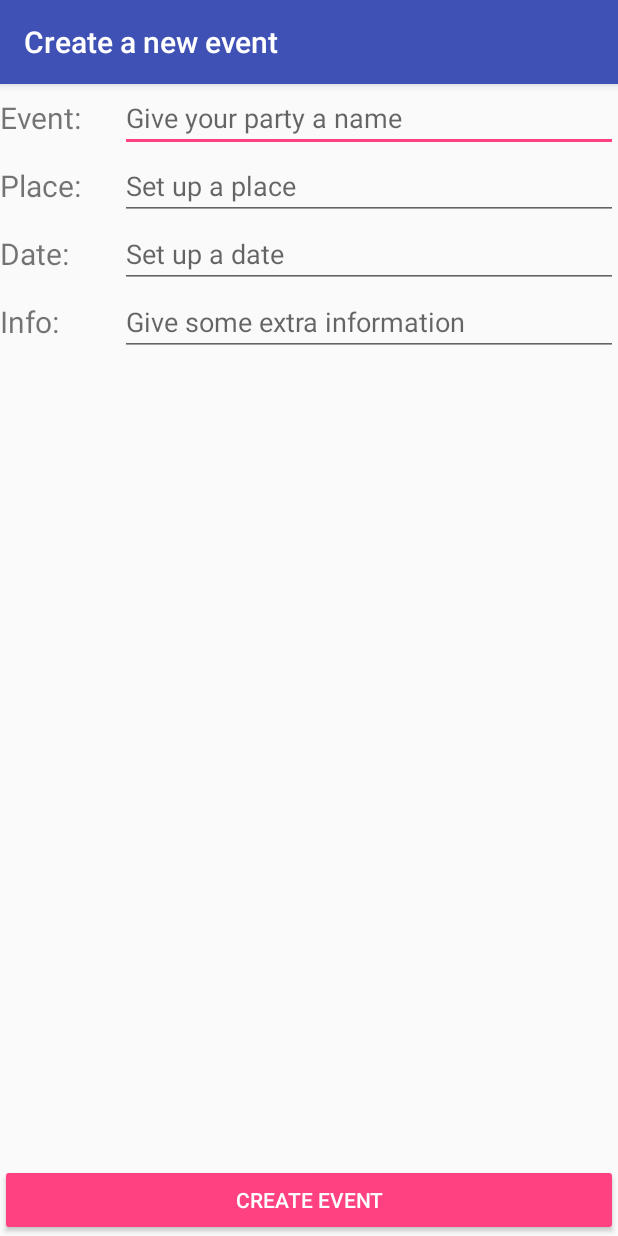
After one commit to tolgasaglik/RedCarpet, an Android app: the PartyActivity screen opened directly, with no data from a screen before it, on a phone screen of 412 x 824 dp. The commit adds this screen. Run offline under Robolectric (Android 15) with nearby library versions, the phone set to English and light mode, and no system bars; our stand-ins replace Firebase (no records; nobody signed in at launch, a user with empty details on screens opened directly); 1 statement that could not run was skipped.

Commit message:
Creating new party with name, place, date and info

```diff
--- a/app/build.gradle
+++ b/app/build.gradle
@@ -34,4 +34,5 @@ dependencies {
 
 
 
+
 apply plugin: 'com.google.gms.google-services'
--- a/app/src/main/AndroidManifest.xml
+++ b/app/src/main/AndroidManifest.xml
@@ -28,7 +28,8 @@
                 <category android:name="android.intent.category.LAUNCHER" />
             </intent-filter>
         </activity>
-        <activity android:name=".Activity.ProfileActivity"></activity>
+        <activity android:name=".Activity.ProfileActivity" />
+        <activity android:name=".Activity.PartyActivity"></activity>
     </application>
 
 </manifest>
--- /dev/null
+++ b/app/src/main/java/com/example/saglik/redcarpetapp/Activity/PartyActivity.java
@@ -0,0 +1,93 @@
+package com.example.saglik.redcarpetapp.Activity;
+
+import android.content.Intent;
+import android.support.v7.app.AppCompatActivity;
+import android.os.Bundle;
+import android.text.TextUtils;
+import android.view.View;
+import android.widget.EditText;
+
+import com.example.saglik.redcarpetapp.Classes.Party;
+import com.example.saglik.redcarpetapp.Classes.User;
+import com.example.saglik.redcarpetapp.Database.DatabaseWriter;
+import com.example.saglik.redcarpetapp.R;
+import com.google.firebase.auth.FirebaseAuth;
+import com.google.firebase.auth.FirebaseUser;
+import com.google.firebase.database.DataSnapshot;
+import com.google.firebase.database.DatabaseError;
+import com.google.firebase.database.DatabaseReference;
+import com.google.firebase.database.FirebaseDatabase;
+import com.google.firebase.database.ValueEventListener;
+
+public class PartyActivity extends AppCompatActivity {
+    private static final String REQUIRED = "REQUIRED";
+    User organizer = new User();
+    Party party = new Party();
+    EditText editText1;
+    EditText editText2;
+    EditText editText3;
+    EditText editText4;
+
+    @Override
+    protected void onCreate(Bundle savedInstanceState) {
+        super.onCreate(savedInstanceState);
+        setContentView(R.layout.activity_party);
+        setTitle("Create a new event");
+
+        setOrganizerName();
+
+
+        editText1 = findViewById(R.id.editText1);
+        editText2 = findViewById(R.id.editText2);
+        editText3 = findViewById(R.id.editText3);
+        editText4 = findViewById(R.id.editText4);
+
+
+    }
+
+    private void setOrganizerName() {
+        FirebaseAuth mAuth = FirebaseAuth.getInstance();
+        FirebaseUser mUser = mAuth.getCurrentUser();
+        String userID = mUser.getUid();
+        DatabaseReference mDatabase = FirebaseDatabase.getInstance().getReference("users"+"/"+userID);
+        mDatabase.addListenerForSingleValueEvent(new ValueEventListener() {
+            @Override
+            public void onDataChange(DataSnapshot dataSnapshot) {
+                organizer = dataSnapshot.getValue(User.class);
+                party.setOrganizer(organizer.getNickname());
+            }
+            @Override
+            public void onCancelled(DatabaseError databaseError) {}
+        });
+    }
+
+    public void createEvent(View view){
+        String partyName = editText1.getText().toString();
+        String partyLocation = editText2.getText().toString();
+        String partyDate = editText3.getText().toString();
+        String partyInfo = editText4.getText().toString();
+        String partyOrganizer = organizer.getNickname();
+        if (TextUtils.isEmpty(partyName)) {
+            editText1.setError(REQUIRED);
+            return;
+        }
+        // Body is required
+        if (TextUtils.isEmpty(partyLocation)) {
+            editText2.setError(REQUIRED);
+            return;
+        }
+        if (TextUtils.isEmpty(partyDate)) {
+            editText3.setError(REQUIRED);
+            return;
+        }
+        if (TextUtils.isEmpty(partyInfo)) {
+            editText4.setError(REQUIRED);
+            return;
+        }
+        party = new Party(partyName, partyLocation, partyDate, partyInfo, partyOrganizer);
+        DatabaseWriter dbWriter = new DatabaseWriter();
+        dbWriter.createParty(party);
+        Intent intent = new Intent(PartyActivity.this,MainActivity.class);
+        startActivity(intent);
+    }
+}
--- /dev/null
+++ b/app/src/main/res/layout/activity_party.xml
@@ -0,0 +1,111 @@
+<?xml version="1.0" encoding="utf-8"?>
+<RelativeLayout xmlns:android="http://schemas.android.com/apk/res/android"
+    xmlns:app="http://schemas.android.com/apk/res-auto"
+    xmlns:tools="http://schemas.android.com/tools"
+    android:layout_width="match_parent"
+    android:layout_height="match_parent"
+    tools:context="com.example.saglik.redcarpetapp.Activity.PartyActivity">
+
+    <TextView
+        android:id="@+id/textView1"
+        android:layout_width="80dp"
+        android:layout_height="wrap_content"
+        android:layout_alignBottom="@id/editText1"
+        android:layout_alignParentStart="true"
+        android:layout_alignParentTop="true"
+        android:gravity="center_vertical"
+        android:text="Event:"
+        android:textSize="20dp" />
+
+    <TextView
+        android:id="@+id/textView2"
+        android:layout_width="wrap_content"
+        android:layout_height="wrap_content"
+        android:layout_alignParentStart="true"
+        android:layout_below="@+id/textView1"
+        android:layout_alignBottom="@id/editText2"
+        android:layout_alignEnd="@+id/textView1"
+        android:gravity="center_vertical"
+        android:text="Place:"
+        android:textSize="20dp" />
+
+    <TextView
+        android:id="@+id/textView3"
+        android:layout_width="wrap_content"
+        android:layout_height="wrap_content"
+        android:layout_alignParentStart="true"
+        android:layout_below="@+id/textView2"
+        android:layout_alignBottom="@id/editText3"
+        android:layout_alignEnd="@+id/textView1"
+        android:gravity="center_vertical"
+        android:text="Date:"
+        android:textSize="20dp" />
+
+    <TextView
+        android:id="@+id/textView4"
+        android:layout_width="wrap_content"
+        android:layout_height="wrap_content"
+        android:layout_alignParentStart="true"
+        android:layout_below="@+id/textView3"
+        android:layout_alignBottom="@id/editText4"
+        android:layout_alignEnd="@+id/textView1"
+        android:gravity="center_vertical"
+        android:text="Info:"
+        android:textSize="20dp" />
+
+    <EditText
+        android:id="@+id/editText1"
+        android:layout_width="wrap_content"
+        android:layout_height="wrap_content"
+        android:layout_alignParentEnd="true"
+        android:layout_alignParentTop="true"
+        android:layout_toEndOf="@+id/textView1"
+        android:ems="10"
+        android:inputType="textPersonName"
+        android:hint="Give your party a name" />
+
+    <EditText
+        android:id="@+id/editText2"
+        android:layout_width="wrap_content"
+        android:layout_height="wrap_content"
+        android:layout_alignParentEnd="true"
+        android:layout_below="@+id/editText1"
+        android:layout_toEndOf="@+id/textView2"
+        android:ems="10"
+        android:inputType="textPersonName"
+        android:hint="Set up a place" />
+
+    <EditText
+        android:id="@+id/editText3"
+        android:layout_width="wrap_content"
+        android:layout_height="wrap_content"
+        android:layout_alignParentEnd="true"
+        android:layout_below="@+id/editText2"
+        android:layout_toEndOf="@+id/textView3"
+        android:ems="10"
+        android:inputType="textPersonName"
+        android:hint="Set up a date" />
+
+    <EditText
+        android:id="@+id/editText4"
+        android:layout_width="wrap_content"
+        android:layout_height="wrap_content"
+        android:layout_alignParentEnd="true"
+        android:layout_below="@+id/editText3"
+        android:layout_toEndOf="@+id/textView4"
+        android:ems="10"
+        android:inputType="textPersonName"
+        android:hint="Give some extra information" />
+
+    <Button
+        android:id="@+id/button1"
+        android:layout_width="wrap_content"
+        android:layout_height="wrap_content"
+        android:layout_alignParentBottom="true"
+        android:layout_alignParentEnd="true"
+        android:layout_alignParentStart="true"
+        android:onClick="createEvent"
+        android:text="Create event"
+        android:theme="@style/ThemeOverlay.MyDarkButton" />
+
+</RelativeLayout>
--- a/app/src/main/res/layout/nav_header_main.xml
+++ b/app/src/main/res/layout/nav_header_main.xml
@@ -20,6 +20,7 @@
         app:srcCompat="@mipmap/ic_launcher_round" />
 
     <TextView
+        android:id="@+id/headerText1"
         android:layout_width="match_parent"
         android:layout_height="wrap_content"
         android:paddingTop="@dimen/nav_header_vertical_spacing"
@@ -27,7 +28,7 @@
         android:textAppearance="@style/TextAppearance.AppCompat.Body1" />
 
     <TextView
-        android:id="@+id/textView"
+        android:id="@+id/headerTExt2"
         android:layout_width="wrap_content"
         android:layout_height="wrap_content"
         android:text="android.studio@android.com" />
```
Also changed, not shown: app/src/main/java/com/example/saglik/redcarpetapp/Activity/MainActivity.java (+6 -4 lines), app/src/main/java/com/example/saglik/redcarpetapp/Activity/ProfileActivity.java (+0 -8 lines), app/src/main/java/com/example/saglik/redcarpetapp/Classes/Party.java (added, +201 -0 lines), app/src/main/java/com/example/saglik/redcarpetapp/Database/DatabaseWriter.java (+14 -1 lines).
